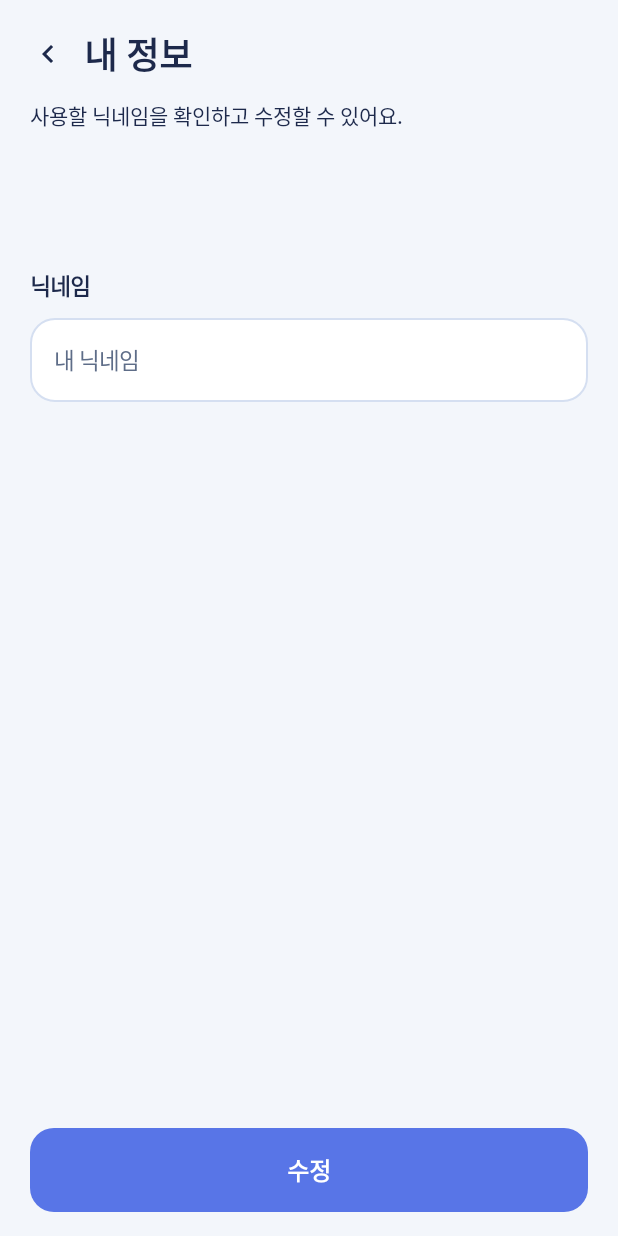
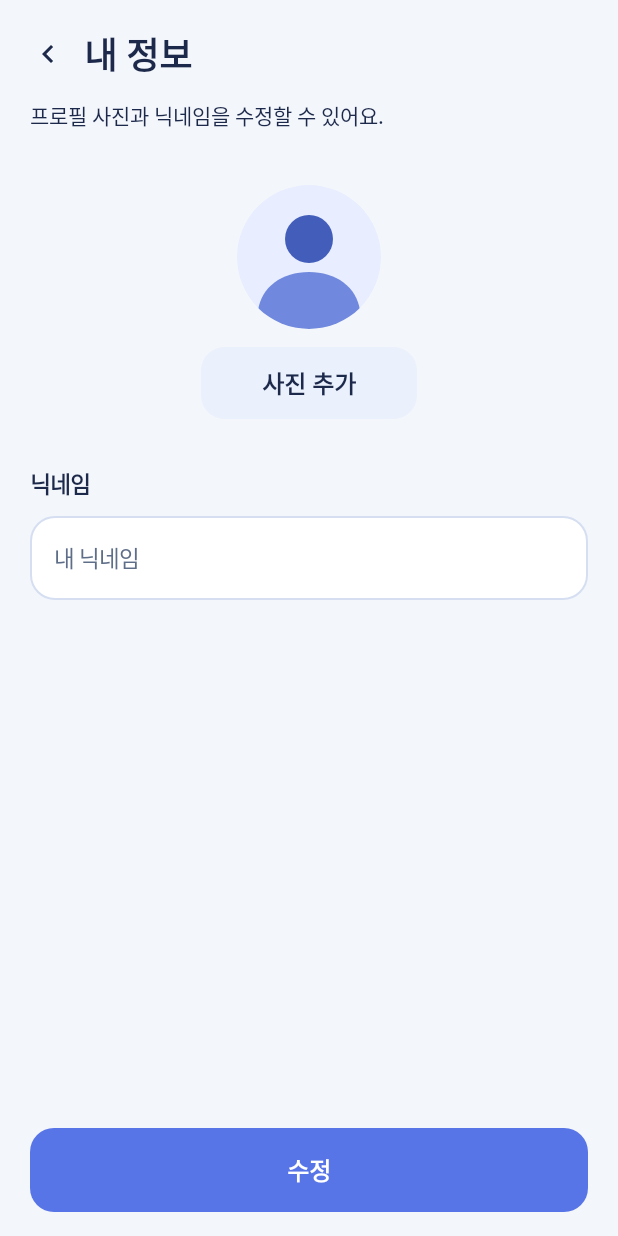
Before and after one commit to aidkim6/Dawaga, an Android app: the ProfileActivity screen opened directly, with no data from a screen before it, on a phone screen of 412 x 824 dp. Run offline under Robolectric (Android 15) with nearby library versions, the phone set to English and light mode, and no system bars; our stand-ins replace Firebase (no records; nobody signed in at launch, a user with empty details on screens opened directly).

Commit message:
feat: 홈 프로필 사진 추가 및 변경

```diff
--- a/app/src/main/java/com/example/dawaga/ProfileActivity.java
+++ b/app/src/main/java/com/example/dawaga/ProfileActivity.java
@@ -1,29 +1,64 @@
 package com.example.dawaga;
 
+import android.content.Context;
 import android.content.SharedPreferences;
+import android.net.Uri;
 import android.os.Bundle;
 import android.text.InputType;
+import android.view.Gravity;
 import android.widget.Button;
 import android.widget.EditText;
+import android.widget.ImageView;
+import android.widget.LinearLayout;
 import android.widget.TextView;
+import android.widget.Toast;
 
+import androidx.activity.result.ActivityResultLauncher;
+import androidx.activity.result.PickVisualMediaRequest;
+import androidx.activity.result.contract.ActivityResultContracts;
 import androidx.appcompat.app.AppCompatActivity;
 
 import com.google.firebase.firestore.FirebaseFirestore;
+
+import java.io.IOException;
 
 public class ProfileActivity extends AppCompatActivity {
     private EditText nickname;
     private Button save;
     private SharedPreferences prefs;
+    private ImageView profilePhoto;
+    private Button changePhoto;
+    private final SharedPreferences.OnSharedPreferenceChangeListener photoListener = (preferences, key) -> {
+        if (ProfilePhoto.REVISION.equals(key)) refreshPhoto();
+    };
+    private final ActivityResultLauncher<PickVisualMediaRequest> photoPicker =
+            registerForActivityResult(new ActivityResultContracts.PickVisualMedia(), this::savePhoto);
 
     @Override
     protected void onCreate(Bundle state) {
         super.onCreate(state);
         prefs = getSharedPreferences("DawagaPrefs", MODE_PRIVATE);
         SetupScreen screen = new SetupScreen(this, "내 정보",
-                "사용할 닉네임을 확인하고 수정할 수 있어요.", this::finish);
+                "프로필 사진과 닉네임을 수정할 수 있어요.", this::finish);
+        LinearLayout avatarSection = screen.column();
+        avatarSection.setGravity(Gravity.CENTER_HORIZONTAL);
+        profilePhoto = new ImageView(this);
+        profilePhoto.setBackgroundResource(R.drawable.bg_avatar_circle);
+        profilePhoto.setClipToOutline(true);
+        profilePhoto.setScaleType(ImageView.ScaleType.CENTER_CROP);
+        profilePhoto.setContentDescription("프로필 사진");
+        int avatarSize = screen.dp(96);
+        avatarSection.addView(profilePhoto, new LinearLayout.LayoutParams(avatarSize, avatarSize));
+        changePhoto = screen.button("사진 추가", SetupScreen.PALE, () -> photoPicker.launch(
+                new PickVisualMediaRequest.Builder()
+                        .setMediaType(ActivityResultContracts.PickVisualMedia.ImageOnly.INSTANCE)
+                        .build()));
+        LinearLayout.LayoutParams photoButtonParams = new LinearLayout.LayoutParams(screen.dp(144), screen.dp(48));
+        photoButtonParams.topMargin = screen.dp(12);
+        avatarSection.addView(changePhoto, photoButtonParams);
+        screen.add(screen.content, avatarSection, -2, 36);
         TextView label = screen.label("닉네임", 15, SetupScreen.INK, true);
-        screen.add(screen.content, label, -2, 92);
+        screen.add(screen.content, label, -2, 32);
         nickname = new EditText(this);
         nickname.setId(R.id.profile_nickname);
         label.setLabelFor(nickname.getId());
@@ -39,6 +74,46 @@ public class ProfileActivity extends AppCompatActivity {
         screen.add(screen.content, nickname, 56, 10);
         save = screen.button("수정", SetupScreen.BLUE, this::saveNickname);
         screen.add(screen.footer, save, 56, 0);
+    }
+
+    @Override
+    protected void onStart() {
+        super.onStart();
+        prefs.registerOnSharedPreferenceChangeListener(photoListener);
+        refreshPhoto();
+    }
+
+    @Override
+    protected void onStop() {
+        prefs.unregisterOnSharedPreferenceChangeListener(photoListener);
+        super.onStop();
+    }
+
+    private void refreshPhoto() {
+        changePhoto.setText(ProfilePhoto.show(profilePhoto) ? "사진 변경" : "사진 추가");
+    }
+
+    private void savePhoto(Uri uri) {
+        if (uri == null) return;
+        changePhoto.setEnabled(false);
+        Context context = getApplicationContext();
+        ProfilePhoto.IO.execute(() -> {
+            boolean saved;
+            try {
+                ProfilePhoto.save(context, uri);
+                saved = true;
+            } catch (IOException | RuntimeException error) {
+                saved = false;
+            }
+            boolean success = saved;
+            runOnUiThread(() -> {
+                if (isDestroyed() || isFinishing()) return;
+                changePhoto.setEnabled(true);
+                if (!success) {
+                    Toast.makeText(this, "사진을 저장하지 못했어요. 다시 시도해 주세요.", Toast.LENGTH_SHORT).show();
+                }
+            });
+        });
     }
 
     private void saveNickname() {
--- /dev/null
+++ b/app/src/main/res/drawable/ic_profile_avatar.xml
@@ -0,0 +1,9 @@
+<vector xmlns:android="http://schemas.android.com/apk/res/android"
+    android:width="48dp"
+    android:height="48dp"
+    android:viewportWidth="48"
+    android:viewportHeight="48">
+    <path android:fillColor="#E8EEFF" android:pathData="M24,0a24,24 0,1 0,0 48a24,24 0,1 0,0 -48" />
+    <path android:fillColor="#7089DE" android:pathData="M7,42c1,-8 8,-13 17,-13s16,5 17,13c-4.5,4 -10.5,6 -17,6s-12.5,-2 -17,-6" />
+    <path android:fillColor="#435EBA" android:pathData="M24,10a8,8 0,1 0,0 16a8,8 0,1 0,0 -16" />
+</vector>
```
Also changed, not shown: app/src/main/java/com/example/dawaga/MainActivity.java (+22 -0 lines), app/src/main/java/com/example/dawaga/ProfilePhoto.java (added, +84 -0 lines), app/src/main/res/layout/activity_main.xml (+9 -5 lines).
